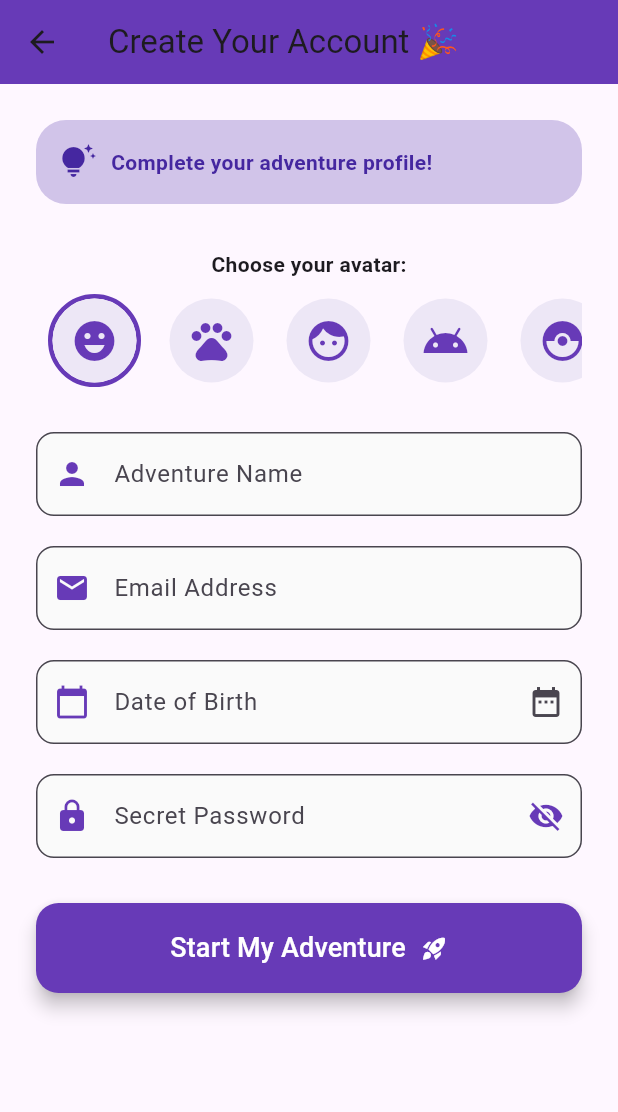
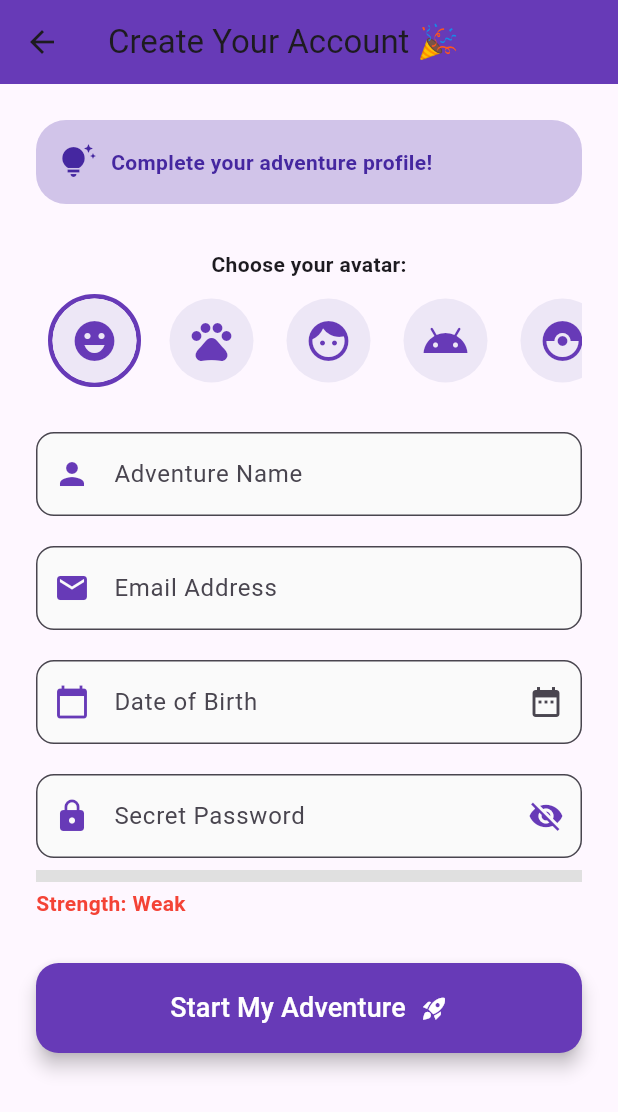
Before and after one commit to hasmika123/inclass13, a Flutter app: the SignupScreen screen opened directly, on a phone screen of 412 x 824 dp. Shown: the top 1112 px of the screen. Run offline on Flutter 3.47's test engine with Material 3 defaults, Android fonts, the phone set to English and light mode, and no system bars; our stand-ins replace animated_text_kit, confetti.

Commit message:
Password Strength Meter Feature added.

```diff
--- a/lib/screens/signup_screen.dart
+++ b/lib/screens/signup_screen.dart
@@ -15,6 +15,29 @@ class _SignupScreenState extends State<SignupScreen> {
   final TextEditingController _passwordController = TextEditingController();
   final TextEditingController _dobController = TextEditingController();
   bool _isPasswordVisible = false;
+  double _passwordStrength = 0.0;
+  Color get _passwordStrengthColor {
+    if (_passwordStrength <= 0.25) return Colors.red;
+    if (_passwordStrength <= 0.5) return Colors.orange;
+    if (_passwordStrength <= 0.75) return Colors.yellow;
+    return Colors.green;
+  }
+  String get _passwordStrengthLabel {
+    if (_passwordStrength <= 0.25) return 'Weak';
+    if (_passwordStrength <= 0.5) return 'Fair';
+    if (_passwordStrength <= 0.75) return 'Good';
+    return 'Strong';
+  }
+  void _checkPasswordStrength(String password) {
+    double strength = 0.0;
+    if (password.length >= 8) strength += 0.25;
+    if (RegExp(r'[A-Z]').hasMatch(password)) strength += 0.25;
+    if (RegExp(r'[0-9]').hasMatch(password)) strength += 0.25;
+    if (RegExp(r'[!@#\$&*~]').hasMatch(password)) strength += 0.25;
+    setState(() {
+      _passwordStrength = strength;
+    });
+  }
   bool _isLoading = false;
   int _selectedAvatar = 0;
 
@@ -225,6 +248,7 @@ class _SignupScreenState extends State<SignupScreen> {
                       },
                     ),
                   ),
+                  onChanged: _checkPasswordStrength,
                   validator: (value) {
                     if (value == null || value.isEmpty) {
                       return 'Every adventurer needs a secret password!';
@@ -234,6 +258,28 @@ class _SignupScreenState extends State<SignupScreen> {
                     }
                     return null;
                   },
+                ),
+                Padding(
+                  padding: const EdgeInsets.only(top: 8.0),
+                  child: Column(
+                    crossAxisAlignment: CrossAxisAlignment.start,
+                    children: [
+                      LinearProgressIndicator(
+                        value: _passwordStrength,
+                        minHeight: 8,
+                        backgroundColor: Colors.grey[300],
+                        valueColor: AlwaysStoppedAnimation<Color>(_passwordStrengthColor),
+                      ),
+                      const SizedBox(height: 4),
+                      Text(
+                        'Strength: ${_passwordStrengthLabel}',
+                        style: TextStyle(
+                          color: _passwordStrengthColor,
+                          fontWeight: FontWeight.bold,
+                        ),
+                      ),
+                    ],
+                  ),
                 ),
                 const SizedBox(height: 30),
                 AnimatedContainer(
```
